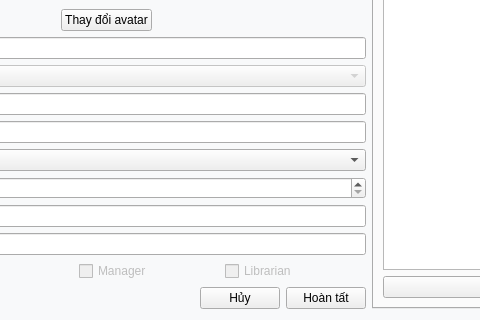
fantasyinferno/libpro, file information.ui: the form before one commit; both pictures show x 165 to 645 and y 210 to 530 of the 1067 by 530 pixel window.
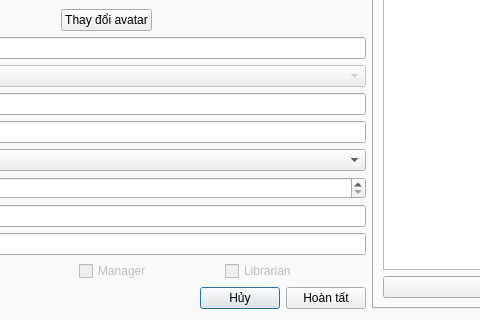
The form after the commit.

The edit to the form file:
```diff
--- a/information.ui
+++ b/information.ui
@@ -420,6 +420,9 @@
                <property name="text">
                 <string>Hủy</string>
                </property>
+               <property name="default">
+                <bool>true</bool>
+               </property>
               </widget>
              </item>
              <item>
```
Left out of the diff: 3 changed lines with no effect on the pictures.
